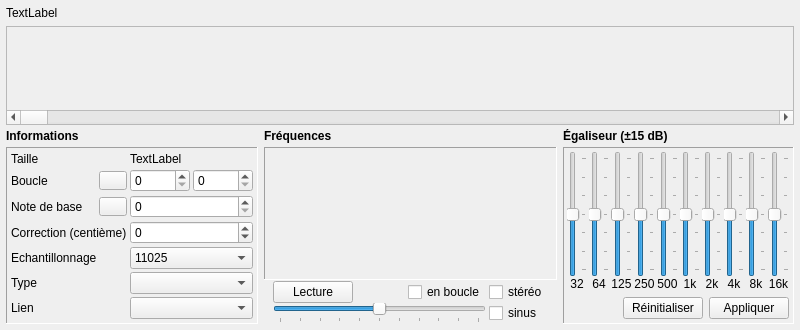
First picture: the form in trunk/pages/page_smpl.ui, repository davy7125/polyphone, before the edit.
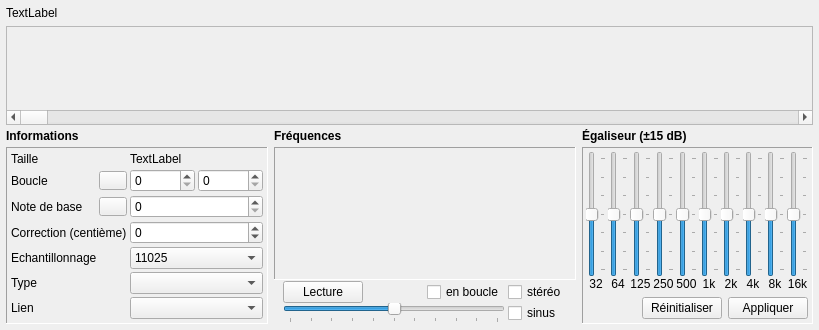
Second picture: the form after the edit. Icons and pictures are not drawn. Custom widgets are drawn as their Qt base class.

Commit message:
Small fix GUI for mac OS X
layout changed for buttons +, -, copy, paste in the modulator
section

```diff
--- a/trunk/pages/page_smpl.ui
+++ b/trunk/pages/page_smpl.ui
@@ -6,7 +6,7 @@
    <rect>
     <x>0</x>
     <y>0</y>
-    <width>800</width>
+    <width>819</width>
     <height>330</height>
    </rect>
   </property>
@@ -767,7 +767,7 @@
             <widget class="QSpinBox" name="spinStartLoop">
              <property name="minimumSize">
               <size>
-               <width>60</width>
+               <width>65</width>
                <height>0</height>
               </size>
              </property>
@@ -786,7 +786,7 @@
             <widget class="QSpinBox" name="spinEndLoop">
              <property name="minimumSize">
               <size>
-               <width>60</width>
+               <width>65</width>
                <height>0</height>
               </size>
              </property>
```
Left out of the diff: 44 changed lines with no effect on the pictures. The commit also changes 2 other files.
